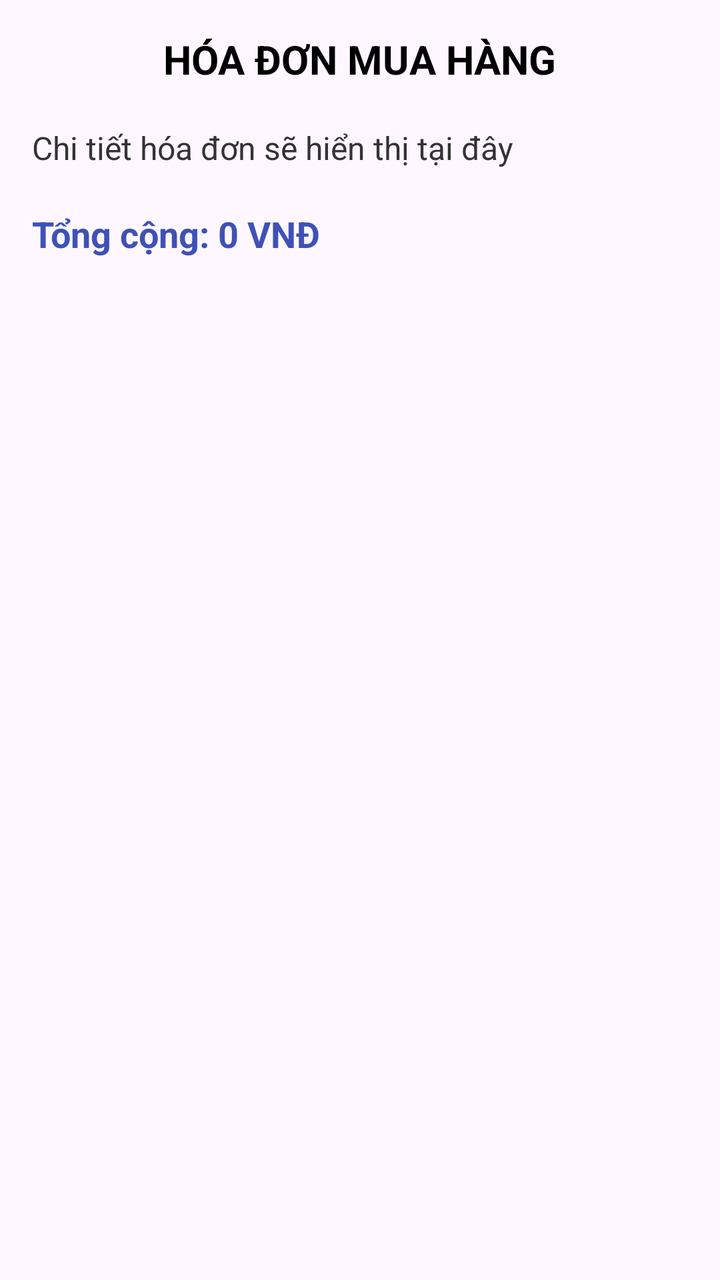
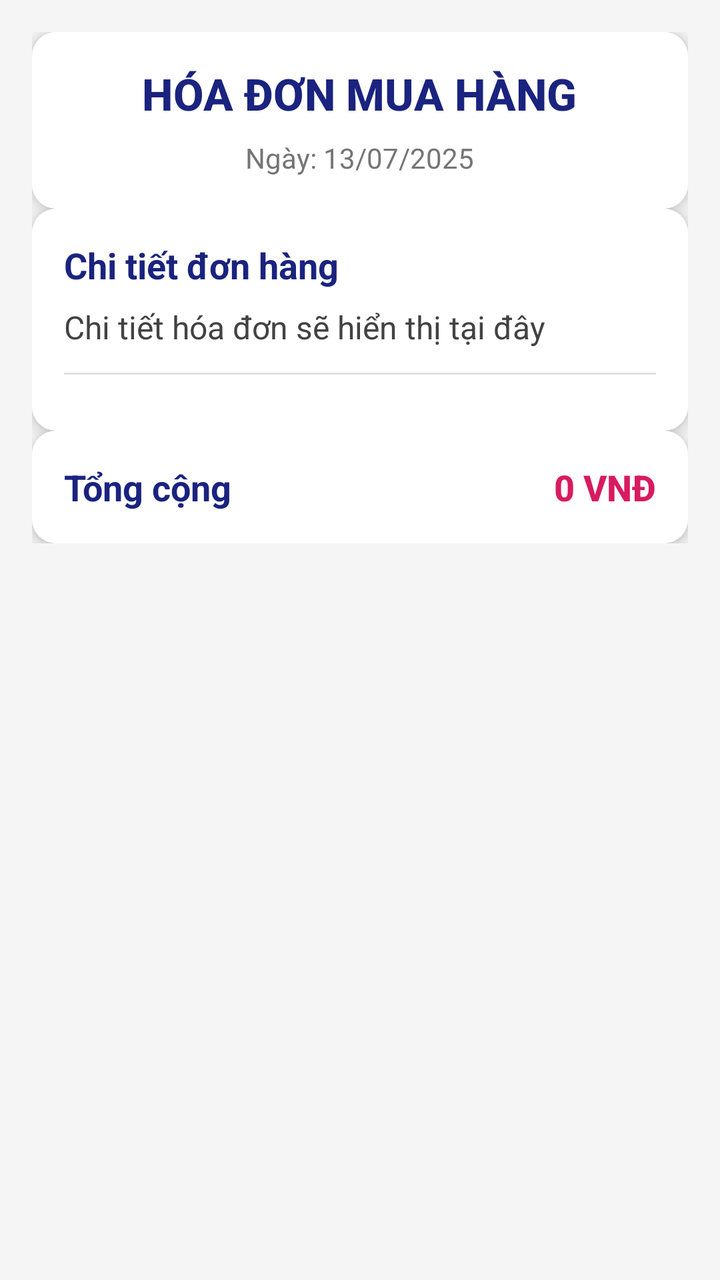

Before-and-after screenshots of an Android layout around one commit, followed by the original layout XML and the change that was made.
<!-- AndroidManifest.xml: application theme Theme.BookingRoom -->
<!-- res/layout/activity_booking.xml -->
<?xml version="1.0" encoding="utf-8"?>
<ScrollView xmlns:android="http://schemas.android.com/apk/res/android"
    android:layout_width="match_parent"
    android:layout_height="match_parent"
    android:padding="16dp">

    <LinearLayout
        android:layout_width="match_parent"
        android:layout_height="wrap_content"
        android:orientation="vertical">

        <TextView
            android:id="@+id/tvBillTitle"
            android:layout_width="wrap_content"
            android:layout_height="wrap_content"
            android:text="HÓA ĐƠN MUA HÀNG"
            android:textSize="20sp"
            android:textStyle="bold"
            android:textColor="#000000"
            android:layout_gravity="center_horizontal"
            android:layout_marginBottom="20dp" />

        <TextView
            android:id="@+id/tvBillDetails"
            android:layout_width="match_parent"
            android:layout_height="wrap_content"
            android:text="Chi tiết hóa đơn sẽ hiển thị tại đây"
            android:textSize="16sp"
            android:textColor="#333333" />

        <TextView
            android:id="@+id/tvBillTotal"
            android:layout_width="wrap_content"
            android:layout_height="wrap_content"
            android:text="Tổng cộng: 0 VNĐ"
            android:textStyle="bold"
            android:textSize="18sp"
            android:textColor="#3F51B5"
            android:layout_marginTop="20dp" />
    </LinearLayout>
</ScrollView>
<!-- resources referenced by this layout -->
<resources>
  <style name="Theme.BookingRoom" parent="Base.Theme.BookingRoom" />
  <style name="Base.Theme.BookingRoom" parent="Theme.Material3.DayNight.NoActionBar">
          
          
      </style>
</resources>

<!-- the commit's change to res/layout/activity_booking.xml (unified diff, before → after) -->
@@ -1,41 +1,137 @@
 <?xml version="1.0" encoding="utf-8"?>
 <ScrollView xmlns:android="http://schemas.android.com/apk/res/android"
+    xmlns:app="http://schemas.android.com/apk/res-auto"
     android:layout_width="match_parent"
     android:layout_height="match_parent"
+    android:background="#F5F5F5"
     android:padding="16dp">
 
-    <LinearLayout
+    <androidx.constraintlayout.widget.ConstraintLayout
         android:layout_width="match_parent"
-        android:layout_height="wrap_content"
-        android:orientation="vertical">
+        android:layout_height="wrap_content">
 
-        <TextView
-            android:id="@+id/tvBillTitle"
-            android:layout_width="wrap_content"
-            android:layout_height="wrap_content"
-            android:text="HÓA ĐƠN MUA HÀNG"
-            android:textSize="20sp"
-            android:textStyle="bold"
-            android:textColor="#000000"
-            android:layout_gravity="center_horizontal"
-            android:layout_marginBottom="20dp" />
-
-        <TextView
-            android:id="@+id/tvBillDetails"
+        
+        <androidx.cardview.widget.CardView
+            android:id="@+id/cardTitle"
             android:layout_width="match_parent"
             android:layout_height="wrap_content"
-            android:text="Chi tiết hóa đơn sẽ hiển thị tại đây"
-            android:textSize="16sp"
-            android:textColor="#333333" />
+            android:layout_marginBottom="16dp"
+            app:cardCornerRadius="12dp"
+            app:cardElevation="4dp"
+            app:layout_constraintTop_toTopOf="parent"
+            app:layout_constraintStart_toStartOf="parent">
 
-        <TextView
-            android:id="@+id/tvBillTotal"
-            android:layout_width="wrap_content"
+            <LinearLayout
+                android:layout_width="match_parent"
+                android:layout_height="wrap_content"
+                android:background="#FFFFFF"
+                android:orientation="vertical"
+                android:padding="16dp">
+
+                <TextView
+                    android:id="@+id/tvBillTitle"
+                    android:layout_width="wrap_content"
+                    android:layout_height="wrap_content"
+                    android:layout_gravity="center_horizontal"
+                    android:text="HÓA ĐƠN MUA HÀNG"
+                    android:textColor="#1A237E"
+                    android:textSize="22sp"
+                    android:textStyle="bold"
+                    android:fontFamily="sans-serif-medium" />
+
+                <TextView
+                    android:id="@+id/tvBillDate"
+                    android:layout_width="wrap_content"
+                    android:layout_height="wrap_content"
+                    android:layout_gravity="center_horizontal"
+                    android:layout_marginTop="8dp"
+                    android:text="Ngày: 13/07/2025"
+                    android:textColor="#757575"
+                    android:textSize="14sp" />
+            </LinearLayout>
+        </androidx.cardview.widget.CardView>
+
+        
+        <androidx.cardview.widget.CardView
+            android:id="@+id/cardDetails"
+            android:layout_width="match_parent"
             android:layout_height="wrap_content"
-            android:text="Tổng cộng: 0 VNĐ"
-            android:textStyle="bold"
-            android:textSize="18sp"
-            android:textColor="#3F51B5"
-            android:layout_marginTop="20dp" />
-    </LinearLayout>
+            android:layout_marginBottom="16dp"
+            app:cardCornerRadius="12dp"
+            app:cardElevation="4dp"
+            app:layout_constraintTop_toBottomOf="@id/cardTitle"
+            app:layout_constraintStart_toStartOf="parent">
+
+            <LinearLayout
+                android:layout_width="match_parent"
+                android:layout_height="wrap_content"
+                android:background="#FFFFFF"
+                android:orientation="vertical"
+                android:padding="16dp">
+
+                <TextView
+                    android:layout_width="wrap_content"
+                    android:layout_height="wrap_content"
+                    android:text="Chi tiết đơn hàng"
+                    android:textColor="#1A237E"
+                    android:textSize="18sp"
+                    android:textStyle="bold"
+                    android:layout_marginBottom="8dp" />
+
+                <TextView
+                    android:id="@+id/tvBillDetails"
+                    android:layout_width="match_parent"
+                    android:layout_height="wrap_content"
+                    android:text="Chi tiết hóa đơn sẽ hiển thị tại đây"
+                    android:textSize="16sp"
+                    android:textColor="#424242" />
+
+                <View
+                    android:layout_width="match_parent"
+                    android:layout_height="1dp"
+                    android:background="#E0E0E0"
+                    android:layout_marginVertical="12dp" />
+            </LinearLayout>
+        </androidx.cardview.widget.CardView>
+
+        
+        <androidx.cardview.widget.CardView
+            android:id="@+id/cardTotal"
+            android:layout_width="match_parent"
+            android:layout_height="wrap_content"
+            app:cardCornerRadius="12dp"
+            app:cardElevation="4dp"
+            app:layout_constraintTop_toBottomOf="@id/cardDetails"
+            app:layout_constraintStart_toStartOf="parent">
+
+            <LinearLayout
+                android:layout_width="match_parent"
+                android:layout_height="wrap_content"
+                android:background="#FFFFFF"
+                android:orientation="horizontal"
+                android:padding="16dp"
+                android:gravity="center_vertical">
+
+                <TextView
+                    android:layout_width="0dp"
+                    android:layout_height="wrap_content"
+                    android:layout_weight="1"
+                    android:text="Tổng cộng"
+                    android:textColor="#1A237E"
+                    android:textSize="18sp"
+                    android:textStyle="bold" />
+
+                <TextView
+                    android:id="@+id/tvBillTotal"
+                    android:layout_width="wrap_content"
+                    android:layout_height="wrap_content"
+                    android:text="0 VNĐ"
+                    android:textColor="#D81B60"
+                    android:textSize="18sp"
+                    android:textStyle="bold"
+                    android:fontFamily="sans-serif-medium" />
+            </LinearLayout>
+        </androidx.cardview.widget.CardView>
+
+    </androidx.constraintlayout.widget.ConstraintLayout>
 </ScrollView>
